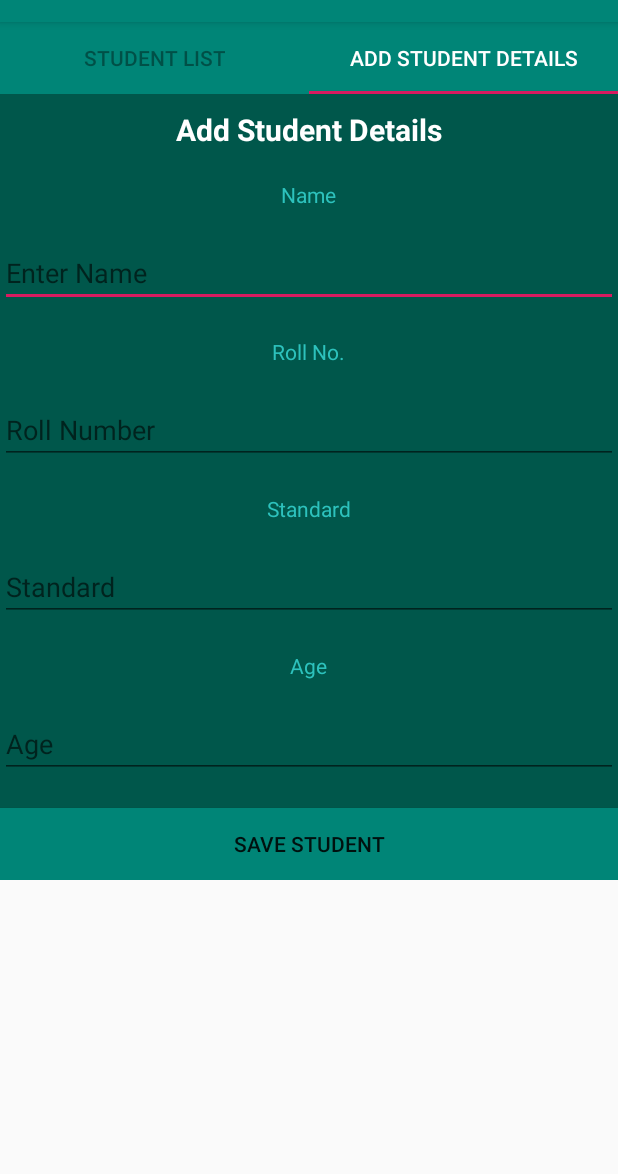
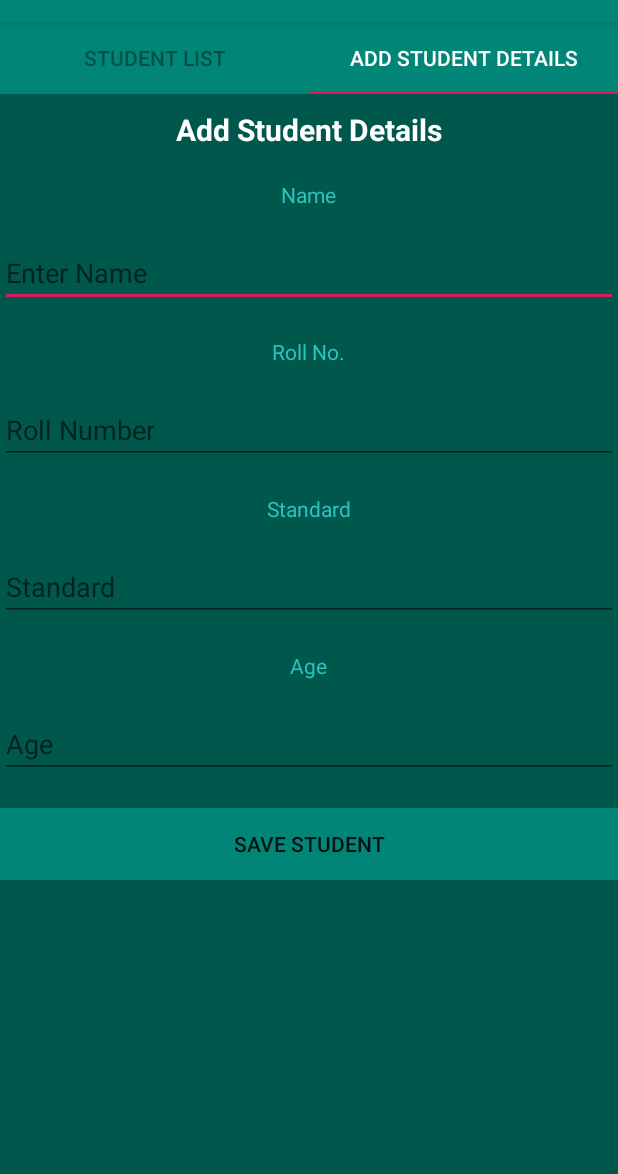
Before and after one commit to robinmalhotra/StudentManagementSystem, an Android app: the screen it shows after launch (StudentActivity), tab 2 chosen, on a phone screen of 412 x 824 dp, the part 62-1236 px from its top. Run offline under Robolectric (Android 15) with nearby library versions, the phone set to English and light mode, and no system bars.

Commit message:
Changed Background of ScrollView in 2nd Fragment

```diff
--- a/app/src/main/res/layout/fragment_add_student.xml
+++ b/app/src/main/res/layout/fragment_add_student.xml
@@ -1,7 +1,8 @@
 <?xml version="1.0" encoding="utf-8"?>
 <ScrollView xmlns:android="http://schemas.android.com/apk/res/android"
     android:layout_width="match_parent"
-    android:layout_height="match_parent">
+    android:layout_height="match_parent"
+    android:background="@color/colorPrimaryDark">
 
     <LinearLayout xmlns:android="http://schemas.android.com/apk/res/android"
         xmlns:tools="http://schemas.android.com/tools"
```
